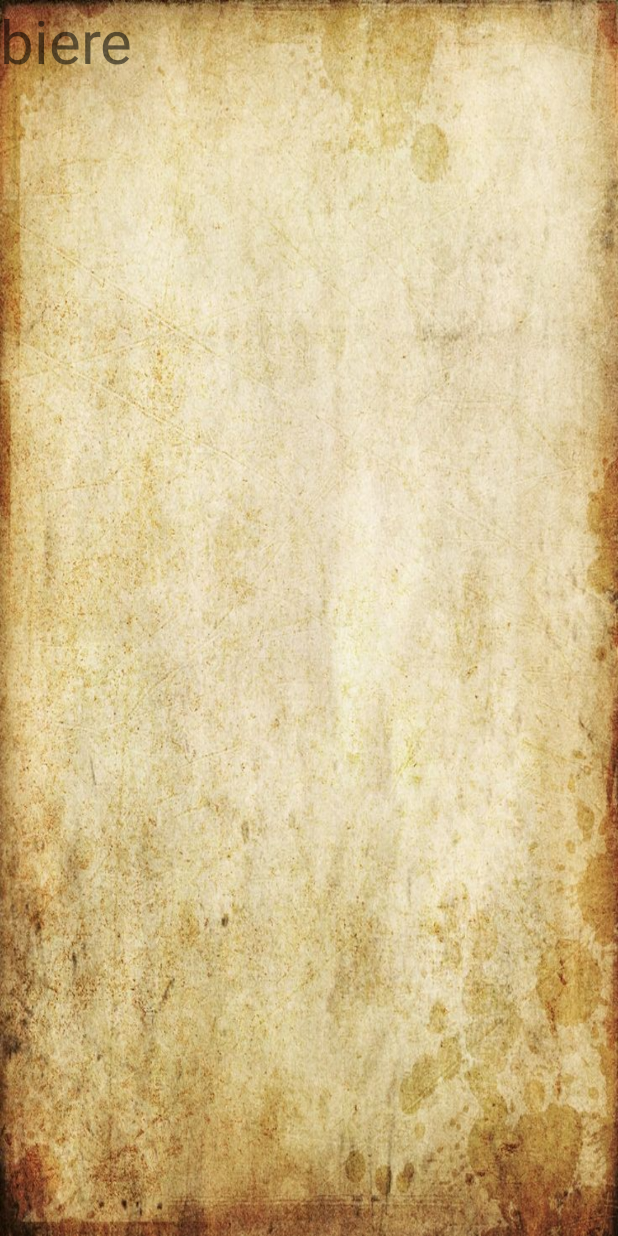
After one commit to ragnarLoth/MyBeer, an Android app: the DisplayBeer screen opened directly, with no data from a screen before it, on a phone screen of 412 x 824 dp. The commit adds this screen. Run offline under Robolectric (Android 15) with nearby library versions, the phone set to English and light mode, and no system bars.

Commit message:
Commit tactique

```diff
--- a/app/src/main/AndroidManifest.xml
+++ b/app/src/main/AndroidManifest.xml
@@ -18,6 +18,11 @@
         </activity>
         <activity android:name=".fr.if26.loic.nicolas.controler.AddBeer">
         </activity>
+        <activity
+            android:name=".fr.if26.loic.nicolas.DisplayBeer"
+            android:label="@string/title_activity_display_beer"
+            android:theme="@style/AppTheme.NoActionBar">
+        </activity>
     </application>
 
 </manifest>
--- /dev/null
+++ b/app/src/main/java/com/example/nicolas/mybeer/fr/if26/loic/nicolas/DisplayBeer.java
@@ -0,0 +1,41 @@
+package com.example.nicolas.mybeer.fr.if26.loic.nicolas;
+
+import android.content.Intent;
+import android.os.Bundle;
+import android.support.design.widget.FloatingActionButton;
+import android.support.design.widget.Snackbar;
+import android.support.v7.app.AppCompatActivity;
+import android.support.v7.widget.Toolbar;
+import android.view.TextureView;
+import android.view.View;
+import android.widget.TextView;
+
+import com.example.nicolas.mybeer.MainActivity;
+import com.example.nicolas.mybeer.R;
+import com.example.nicolas.mybeer.fr.if26.loic.nicolas.model.DataBaseDepense;
+
+public class DisplayBeer extends AppCompatActivity {
+
+    private TextView nameBeer;
+    //On instancie la BDD
+    DataBaseDepense myDb;
+
+    @Override
+    protected void onCreate(Bundle savedInstanceState) {
+        super.onCreate(savedInstanceState);
+        setContentView(R.layout.activity_display_beer);
+        myDb = new DataBaseDepense(this);
+        nameBeer = (TextView) findViewById(R.id.nameBeer);
+
+        Intent i= getIntent();
+
+        if(i.getIntExtra(MainActivity.ID_BEER, 0) != 0)
+        {
+            String j = myDb.;
+            nameBeer.setText(j);
+        }
+
+
+    }
+
+}
--- a/app/src/main/java/com/example/nicolas/mybeer/fr/if26/loic/nicolas/model/DataBaseDepense.java
+++ b/app/src/main/java/com/example/nicolas/mybeer/fr/if26/loic/nicolas/model/DataBaseDepense.java
@@ -51,6 +51,12 @@ public class DataBaseDepense extends SQLiteOpenHelper {
         return res;
     }
 
+    public Biere getBeer(int id) {
+        SQLiteDatabase db = this.getWritableDatabase();
+        Cursor res = db.rawQuery("select * from "+TABLE_NAME + " WHERE " + COL_1 + " = ?",[ id ]);
+        return res;
+    }
+
     public boolean updateData(String id,String name,String surname,String marks) {
         SQLiteDatabase db = this.getWritableDatabase();
         ContentValues contentValues = new ContentValues();
--- /dev/null
+++ b/app/src/main/res/layout/activity_display_beer.xml
@@ -0,0 +1,18 @@
+<?xml version="1.0" encoding="utf-8"?>
+<LinearLayout xmlns:android="http://schemas.android.com/apk/res/android"
+              android:orientation="vertical"
+              android:layout_width="fill_parent"
+              android:layout_height="fill_parent"
+              android:background="@drawable/back"
+    >
+
+    <TextView
+        android:layout_width="match_parent"
+        android:layout_height="wrap_content"
+        android:text="biere"
+        android:textSize="40dp"
+        android:id="@+id/nameBeer"/>
+
+
+
+</LinearLayout>
--- a/app/src/main/res/layout/list_cell.xml
+++ b/app/src/main/res/layout/list_cell.xml
@@ -21,6 +21,8 @@
         android:layout_marginRight="20dp"
         android:textSize="30dp"
         tools:text="Biere"
+        android:ellipsize="end"
+        android:lines="1"
       >
 
     </TextView>
--- a/app/src/main/res/values/strings.xml
+++ b/app/src/main/res/values/strings.xml
@@ -5,4 +5,5 @@
     <string name="trier_alphabétiquement">Trier alphabétiquement</string>
     <string name="trier_par_degré">Trier par degré</string>
     <string name="trier_par_note">Trier par note</string>
+    <string name="title_activity_display_beer">DisplayBeer</string>
 </resources>
--- a/app/src/main/res/values/styles.xml
+++ b/app/src/main/res/values/styles.xml
@@ -8,4 +8,13 @@
         <item name="colorAccent">@color/colorAccent</item>
     </style>
 
+    <style name="AppTheme.NoActionBar">
+        <item name="windowActionBar">false</item>
+        <item name="windowNoTitle">true</item>
+    </style>
+
+    <style name="AppTheme.AppBarOverlay" parent="ThemeOverlay.AppCompat.Dark.ActionBar"/>
+
+    <style name="AppTheme.PopupOverlay" parent="ThemeOverlay.AppCompat.Light"/>
+
 </resources>
```
Also changed, not shown: app/src/main/java/com/example/nicolas/mybeer/MainActivity.java (+12 -5 lines), app/src/main/java/com/example/nicolas/mybeer/fr/if26/loic/nicolas/model/Biere.java (+7 -1 lines).
